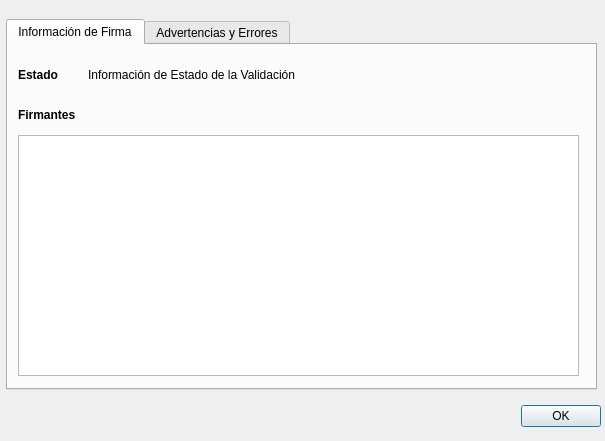
First picture: the form in client_fva/ui/ui_elements/validationinformation.ui, repository luisza/dfva_client, before the edit.
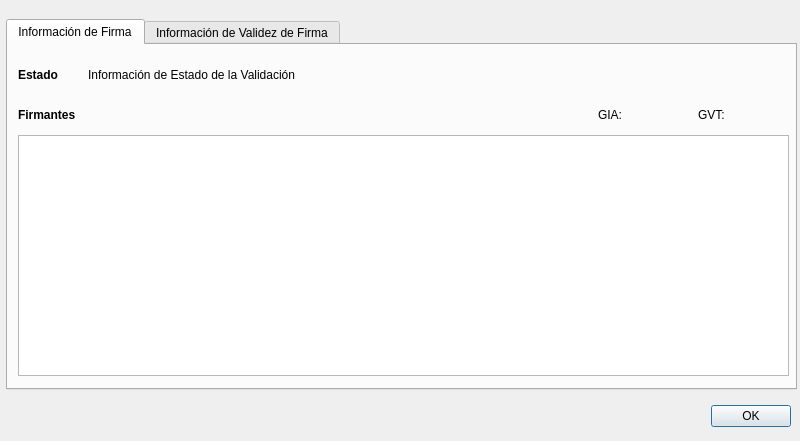
Second picture: the form after the edit. Icons and pictures are not drawn.

Patch:
```diff
--- a/client_fva/ui/ui_elements/validationinformation.ui
+++ b/client_fva/ui/ui_elements/validationinformation.ui
@@ -6,7 +6,7 @@
    <rect>
     <x>0</x>
     <y>0</y>
-    <width>605</width>
+    <width>800</width>
     <height>441</height>
    </rect>
   </property>
@@ -20,9 +20,9 @@
   <widget class="QDialogButtonBox" name="buttonBox">
    <property name="geometry">
     <rect>
-     <x>260</x>
+     <x>680</x>
      <y>400</y>
-     <width>341</width>
+     <width>111</width>
      <height>32</height>
     </rect>
    </property>
@@ -38,7 +38,7 @@
     <rect>
      <x>6</x>
      <y>19</y>
-     <width>591</width>
+     <width>791</width>
      <height>371</height>
     </rect>
    </property>
@@ -88,7 +88,7 @@
       <rect>
        <x>80</x>
        <y>20</y>
-       <width>301</width>
+       <width>621</width>
        <height>19</height>
       </rect>
      </property>
@@ -101,7 +101,7 @@
       <rect>
        <x>10</x>
        <y>90</y>
-       <width>561</width>
+       <width>771</width>
        <height>241</height>
       </rect>
      </property>
@@ -112,10 +112,10 @@
     <widget class="QLabel" name="statusicon">
      <property name="geometry">
       <rect>
-       <x>500</x>
+       <x>700</x>
        <y>10</y>
-       <width>81</width>
-       <height>41</height>
+       <width>61</width>
+       <height>31</height>
       </rect>
      </property>
      <property name="styleSheet">
@@ -125,10 +125,74 @@
       <string/>
      </property>
     </widget>
+    <widget class="QLabel" name="label_5">
+     <property name="geometry">
+      <rect>
+       <x>590</x>
+       <y>60</y>
+       <width>31</width>
+       <height>19</height>
+      </rect>
+     </property>
+     <property name="text">
+      <string>GIA:</string>
+     </property>
+    </widget>
+    <widget class="QLabel" name="gintegridad">
+     <property name="geometry">
+      <rect>
+       <x>640</x>
+       <y>60</y>
+       <width>41</width>
+       <height>21</height>
+      </rect>
+     </property>
+     <property name="toolTip">
+      <string>&lt;html&gt;&lt;head/&gt;&lt;body&gt;&lt;p&gt;&lt;span style=&quot; font-family:'JetBrains Mono,monospace'; font-size:9.8pt; color:#a9b7c6; background-color:#2b2b2b;&quot;&gt;Garantía de Integridad y Autenticidad&lt;/span&gt;&lt;/p&gt;&lt;/body&gt;&lt;/html&gt;</string>
+     </property>
+     <property name="styleSheet">
+      <string notr="true">image: url(:/images/connecting.png);</string>
+     </property>
+     <property name="text">
+      <string/>
+     </property>
+    </widget>
+    <widget class="QLabel" name="label_3">
+     <property name="geometry">
+      <rect>
+       <x>690</x>
+       <y>60</y>
+       <width>31</width>
+       <height>19</height>
+      </rect>
+     </property>
+     <property name="text">
+      <string>GVT:</string>
+     </property>
+    </widget>
+    <widget class="QLabel" name="vtiempo">
+     <property name="geometry">
+      <rect>
+       <x>730</x>
+       <y>60</y>
+       <width>41</width>
+       <height>21</height>
+      </rect>
+     </property>
+     <property name="toolTip">
+      <string>&lt;html&gt;&lt;head/&gt;&lt;body&gt;&lt;p&gt;Garantía Validez en el Tiempo&lt;/p&gt;&lt;/body&gt;&lt;/html&gt;</string>
+     </property>
+     <property name="styleSheet">
+      <string notr="true">image: url(:/images/connecting.png);</string>
+     </property>
+     <property name="text">
+      <string/>
+     </property>
+    </widget>
    </widget>
    <widget class="QWidget" name="tab_2">
     <attribute name="title">
-     <string>Advertencias y Errores</string>
+     <string>Información de Validez de Firma</string>
     </attribute>
     <widget class="QLabel" name="label_4">
      <property name="geometry">
@@ -147,45 +211,467 @@
       <string>Advertencias</string>
      </property>
     </widget>
-    <widget class="QLabel" name="label_5">
+    <widget class="QTableWidget" name="errortable">
      <property name="geometry">
       <rect>
        <x>10</x>
-       <y>150</y>
-       <width>67</width>
-       <height>19</height>
+       <y>40</y>
+       <width>771</width>
+       <height>251</height>
       </rect>
      </property>
-     <property name="styleSheet">
-      <string notr="true">color: rgb(0, 0, 0);
-font: bold;</string>
+    </widget>
+    <widget class="QLabel" name="label_6">
+     <property name="geometry">
+      <rect>
+       <x>10</x>
+       <y>300</y>
+       <width>771</width>
+       <height>31</height>
+      </rect>
      </property>
      <property name="text">
-      <string>Errores</string>
-     </property>
-    </widget>
-    <widget class="QListWidget" name="warnings">
-     <property name="geometry">
-      <rect>
-       <x>10</x>
-       <y>30</y>
-       <width>561</width>
-       <height>111</height>
-      </rect>
-     </property>
-    </widget>
-    <widget class="QListWidget" name="errors">
-     <property name="geometry">
-      <rect>
-       <x>10</x>
-       <y>180</y>
-       <width>561</width>
-       <height>151</height>
-      </rect>
+      <string>GVT: Garantía Validez en el Tiempo               GIA: Garantía de Integridad y Autenticidad     </string>
      </property>
     </widget>
    </widget>
   </widget>
+  <widget class="QLabel" name="errorlabel">
+   <property name="geometry">
+    <rect>
+     <x>10</x>
+     <y>398</y>
+     <width>681</width>
+     <height>31</height>
+    </rect>
+   </property>
+   <property name="palette">
+    <palette>
+     <active>
+      <colorrole role="WindowText">
+       <brush brushstyle="SolidPattern">
+        <color alpha="255">
+         <red>239</red>
+         <green>41</green>
+         <blue>41</blue>
+        </color>
+       </brush>
+      </colorrole>
+      <colorrole role="Button">
+       <brush brushstyle="SolidPattern">
+        <color alpha="255">
+         <red>239</red>
+         <green>41</green>
+         <blue>41</blue>
+        </color>
+       </brush>
+      </colorrole>
+      <colorrole role="Light">
+       <brush brushstyle="SolidPattern">
+        <color alpha="255">
+         <red>255</red>
+         <green>147</green>
+         <blue>147</blue>
+        </color>
+       </brush>
+      </colorrole>
+      <colorrole role="Midlight">
+       <brush brushstyle="SolidPattern">
+        <color alpha="255">
+         <red>247</red>
+         <green>94</green>
+         <blue>94</blue>
+        </color>
+       </brush>
+      </colorrole>
+      <colorrole role="Dark">
+       <brush brushstyle="SolidPattern">
+        <color alpha="255">
+         <red>119</red>
+         <green>20</green>
+         <blue>20</blue>
+        </color>
+       </brush>
+      </colorrole>
+      <colorrole role="Mid">
+       <brush brushstyle="SolidPattern">
+        <color alpha="255">
+         <red>159</red>
+         <green>27</green>
+         <blue>27</blue>
+        </color>
+       </brush>
+      </colorrole>
+      <colorrole role="Text">
+       <brush brushstyle="SolidPattern">
+        <color alpha="255">
+         <red>239</red>
+         <green>41</green>
+         <blue>41</blue>
+        </color>
+       </brush>
+      </colorrole>
+      <colorrole role="BrightText">
+       <brush brushstyle="SolidPattern">
+        <color alpha="255">
+         <red>255</red>
+         <green>255</green>
+         <blue>255</blue>
+        </color>
+       </brush>
+      </colorrole>
+      <colorrole role="ButtonText">
+       <brush brushstyle="SolidPattern">
+        <color alpha="255">
+         <red>239</red>
+         <green>41</green>
+         <blue>41</blue>
+        </color>
+       </brush>
+      </colorrole>
+      <colorrole role="Base">
+       <brush brushstyle="SolidPattern">
+        <color alpha="255">
+         <red>255</red>
+         <green>255</green>
+         <blue>255</blue>
+        </color>
+       </brush>
+      </colorrole>
+      <colorrole role="Window">
+       <brush brushstyle="SolidPattern">
+        <color alpha="255">
+         <red>239</red>
+         <green>41</green>
+         <blue>41</blue>
+        </color>
+       </brush>
+      </colorrole>
+      <colorrole role="Shadow">
+       <brush brushstyle="SolidPattern">
+        <color alpha="255">
+         <red>0</red>
+         <green>0</green>
+         <blue>0</blue>
+        </color>
+       </brush>
+      </colorrole>
+      <colorrole role="AlternateBase">
+       <brush brushstyle="SolidPattern">
+        <color alpha="255">
+         <red>247</red>
+         <green>148</green>
+         <blue>148</blue>
+        </color>
+       </brush>
+      </colorrole>
+      <colorrole role="ToolTipBase">
+       <brush brushstyle="SolidPattern">
+        <color alpha="255">
+         <red>255</red>
+         <green>255</green>
+         <blue>220</blue>
+        </color>
+       </brush>
+      </colorrole>
+      <colorrole role="ToolTipText">
+       <brush brushstyle="SolidPattern">
+        <color alpha="255">
+         <red>0</red>
+         <green>0</green>
+         <blue>0</blue>
+        </color>
+       </brush>
+      </colorrole>
+     </active>
+     <inactive>
+      <colorrole role="WindowText">
+       <brush brushstyle="SolidPattern">
+        <color alpha="255">
+         <red>239</red>
+         <green>41</green>
+         <blue>41</blue>
+        </color>
+       </brush>
+      </colorrole>
+      <colorrole role="Button">
+       <brush brushstyle="SolidPattern">
+        <color alpha="255">
+         <red>239</red>
+         <green>41</green>
+         <blue>41</blue>
+        </color>
+       </brush>
+      </colorrole>
+      <colorrole role="Light">
+       <brush brushstyle="SolidPattern">
+        <color alpha="255">
+         <red>255</red>
+         <green>147</green>
+         <blue>147</blue>
+        </color>
+       </brush>
+      </colorrole>
+      <colorrole role="Midlight">
+       <brush brushstyle="SolidPattern">
+        <color alpha="255">
+         <red>247</red>
+         <green>94</green>
+         <blue>94</blue>
+        </color>
+       </brush>
+      </colorrole>
+      <colorrole role="Dark">
+       <brush brushstyle="SolidPattern">
+        <color alpha="255">
+         <red>119</red>
+         <green>20</green>
+         <blue>20</blue>
+        </color>
+       </brush>
+      </colorrole>
+      <colorrole role="Mid">
+       <brush brushstyle="SolidPattern">
+        <color alpha="255">
+         <red>159</red>
+         <green>27</green>
+         <blue>27</blue>
+        </color>
+       </brush>
+      </colorrole>
+      <colorrole role="Text">
+       <brush brushstyle="SolidPattern">
+        <color alpha="255">
+         <red>239</red>
+         <green>41</green>
+         <blue>41</blue>
+        </color>
+       </brush>
+      </colorrole>
+      <colorrole role="BrightText">
+       <brush brushstyle="SolidPattern">
+        <color alpha="255">
+         <red>255</red>
+         <green>255</green>
+         <blue>255</blue>
+        </color>
+       </brush>
+      </colorrole>
+      <colorrole role="ButtonText">
+       <brush brushstyle="SolidPattern">
+        <color alpha="255">
+         <red>239</red>
+         <green>41</green>
+         <blue>41</blue>
+        </color>
+       </brush>
+      </colorrole>
+      <colorrole role="Base">
+       <brush brushstyle="SolidPattern">
+        <color alpha="255">
+         <red>255</red>
+         <green>255</green>
+         <blue>255</blue>
+        </color>
+       </brush>
+      </colorrole>
+      <colorrole role="Window">
+       <brush brushstyle="SolidPattern">
+        <color alpha="255">
+         <red>239</red>
+         <green>41</green>
+         <blue>41</blue>
+        </color>
+       </brush>
+      </colorrole>
+      <colorrole role="Shadow">
+       <brush brushstyle="SolidPattern">
+        <color alpha="255">
+         <red>0</red>
+         <green>0</green>
+         <blue>0</blue>
+        </color>
+       </brush>
+      </colorrole>
+      <colorrole role="AlternateBase">
+       <brush brushstyle="SolidPattern">
+        <color alpha="255">
+         <red>247</red>
+         <green>148</green>
+         <blue>148</blue>
+        </color>
+       </brush>
+      </colorrole>
+      <colorrole role="ToolTipBase">
+       <brush brushstyle="SolidPattern">
+        <color alpha="255">
+         <red>255</red>
+         <green>255</green>
+         <blue>220</blue>
+        </color>
+       </brush>
+      </colorrole>
+      <colorrole role="ToolTipText">
+       <brush brushstyle="SolidPattern">
+        <color alpha="255">
+         <red>0</red>
+         <green>0</green>
+         <blue>0</blue>
+        </color>
+       </brush>
+      </colorrole>
+     </inactive>
+     <disabled>
+      <colorrole role="WindowText">
+       <brush brushstyle="SolidPattern">
+        <color alpha="255">
+         <red>239</red>
+         <green>41</green>
+         <blue>41</blue>
+        </color>
+       </brush>
+      </colorrole>
+      <colorrole role="Button">
+       <brush brushstyle="SolidPattern">
+        <color alpha="255">
+         <red>239</red>
+         <green>41</green>
+         <blue>41</blue>
+        </color>
+       </brush>
+      </colorrole>
+      <colorrole role="Light">
+       <brush brushstyle="SolidPattern">
+        <color alpha="255">
+         <red>255</red>
+         <green>147</green>
+         <blue>147</blue>
+        </color>
+       </brush>
+      </colorrole>
+      <colorrole role="Midlight">
+       <brush brushstyle="SolidPattern">
+        <color alpha="255">
+         <red>247</red>
+         <green>94</green>
+         <blue>94</blue>
+        </color>
+       </brush>
+      </colorrole>
+      <colorrole role="Dark">
+       <brush brushstyle="SolidPattern">
+        <color alpha="255">
+         <red>119</red>
+         <green>20</green>
+         <blue>20</blue>
+        </color>
+       </brush>
+      </colorrole>
+      <colorrole role="Mid">
+       <brush brushstyle="SolidPattern">
+        <color alpha="255">
+         <red>159</red>
+         <green>27</green>
+         <blue>27</blue>
+        </color>
+       </brush>
+      </colorrole>
+      <colorrole role="Text">
+       <brush brushstyle="SolidPattern">
+        <color alpha="255">
+         <red>239</red>
+         <green>41</green>
+         <blue>41</blue>
+        </color>
+       </brush>
+      </colorrole>
+      <colorrole role="BrightText">
+       <brush brushstyle="SolidPattern">
+        <color alpha="255">
+         <red>255</red>
+         <green>255</green>
+         <blue>255</blue>
+        </color>
+       </brush>
+      </colorrole>
+      <colorrole role="ButtonText">
+       <brush brushstyle="SolidPattern">
+        <color alpha="255">
+         <red>239</red>
+         <green>41</green>
+         <blue>41</blue>
+        </color>
+       </brush>
+      </colorrole>
+      <colorrole role="Base">
+       <brush brushstyle="SolidPattern">
+        <color alpha="255">
+         <red>239</red>
+         <green>41</green>
+         <blue>41</blue>
+        </color>
+       </brush>
+      </colorrole>
+      <colorrole role="Window">
+       <brush brushstyle="SolidPattern">
+        <color alpha="255">
+         <red>239</red>
+         <green>41</green>
+         <blue>41</blue>
+        </color>
+       </brush>
+      </colorrole>
+      <colorrole role="Shadow">
+       <brush brushstyle="SolidPattern">
+        <color alpha="255">
+         <red>0</red>
+         <green>0</green>
+         <blue>0</blue>
+        </color>
+       </brush>
+      </colorrole>
+      <colorrole role="AlternateBase">
+       <brush brushstyle="SolidPattern">
+        <color alpha="255">
+         <red>239</red>
+         <green>41</green>
+         <blue>41</blue>
+        </color>
+       </brush>
+      </colorrole>
+      <colorrole role="ToolTipBase">
+       <brush brushstyle="SolidPattern">
+        <color alpha="255">
+         <red>255</red>
+         <green>255</green>
+         <blue>220</blue>
+        </color>
+       </brush>
+      </colorrole>
+      <colorrole role="ToolTipText">
+       <brush brushstyle="SolidPattern">
+        <color alpha="255">
+         <red>0</red>
+         <green>0</green>
+         <blue>0</blue>
+        </color>
+       </brush>
+      </colorrole>
+     </disabled>
+    </palette>
+   </property>
+   <property name="font">
+    <font>
+     <pointsize>10</pointsize>
+    </font>
+   </property>
+   <property name="styleSheet">
+    <string notr="true">color:rgb(239, 41, 41)</string>
+   </property>
+   <property name="text">
+    <string/>
+   </property>
+  </widget>
  </widget>
  <resources>
   <include location="resources.qrc"/>
```
Left out of the diff: 2 changed lines with no effect on the pictures.
